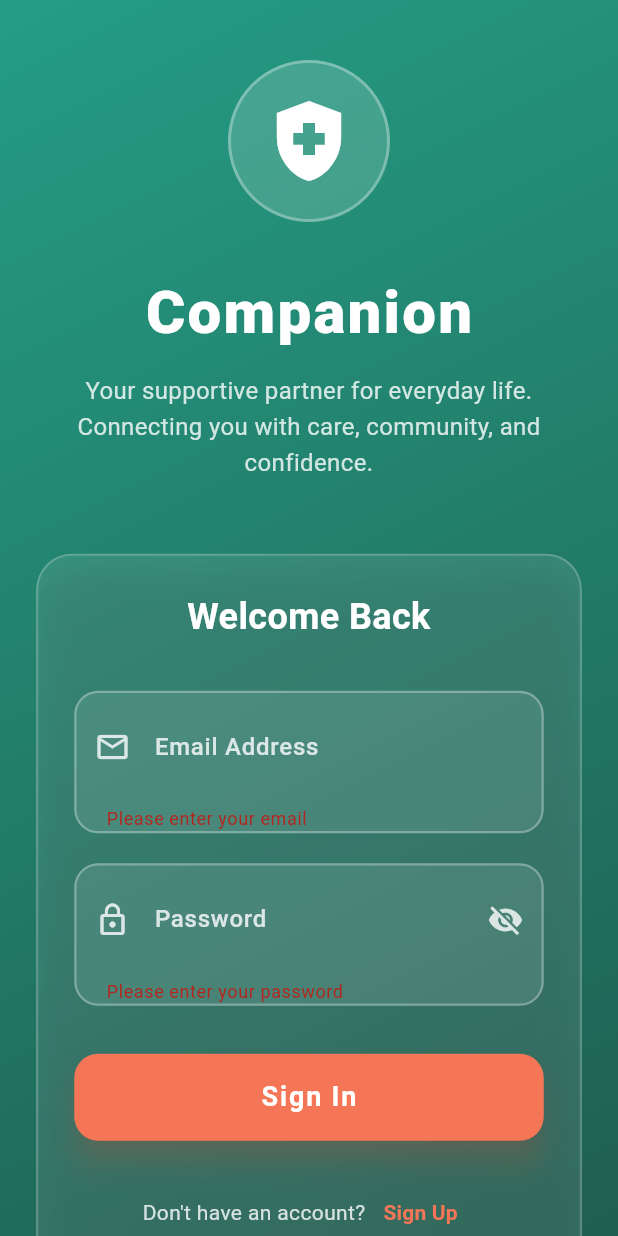
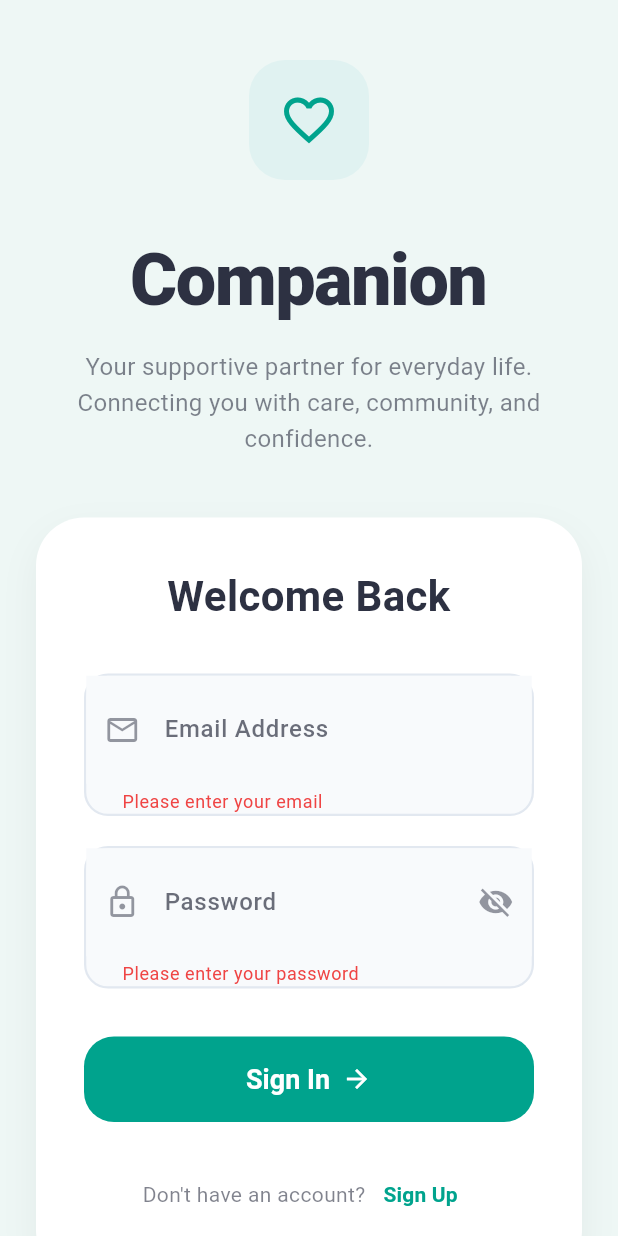
Before and after one commit to Hendawy44165/sanad, a Flutter app: the screen it shows after launch, after a tap on "Sign In", on a phone screen of 412 x 824 dp. Run offline on Flutter 3.47's test engine with Material 3 defaults, Android fonts, the phone set to English and light mode, and no system bars; our stand-ins replace dio, flutter_dotenv, flutter_local_notifications, flutter_riverpod, get_it, go_router and 5 more; accounts and stored records are empty; Roboto replaces fonts that are missing (Pacifico).

Commit message:
refactor: update app theme, enhance dependency injection with Dio, and improve localization strings, implemented sign out

```diff
--- a/frontend/lib/core/dependency_injection.dart
+++ b/frontend/lib/core/dependency_injection.dart
@@ -10,8 +10,10 @@ import 'package:sanad/features/doctors/presentation/providers/doctors_provider.d
 import 'package:sanad/features/onboarding/presentation/providers/onboarding_provider.dart';
 import 'package:sanad/features/jobs/presentation/providers/jobs_provider.dart';
 import 'package:sanad/features/profile/presentation/providers/profile_provider.dart';
+import 'package:sanad/features/profile/logic/repositories/profile_repository.dart';
 import 'package:sanad/features/translator/presentation/providers/translator_provider.dart';
 import 'package:shared_preferences/shared_preferences.dart';
+import 'package:dio/dio.dart';
 
 final getIt = GetIt.instance;
 
@@ -20,18 +22,29 @@ Future<void> configureDependencies() async {
   final prefs = await SharedPreferences.getInstance();
   getIt.registerLazySingleton<SharedPreferences>(() => prefs);
 
+  final dio = Dio();
+  getIt.registerLazySingleton<Dio>(() => dio);
+
+  //! Datasources
+  //? Auth
+  getIt.registerLazySingleton<AuthRemoteDataSource>(
+    () => AuthRemoteDataSource(Supabase.instance.client, getIt<Dio>()),
+  );
+
+  //! Repositories
+  getIt.registerLazySingleton<AuthRepository>(
+    () => AuthRepository(getIt<AuthRemoteDataSource>()),
+  );
+  getIt.registerLazySingleton<ProfileRepository>(
+    () => ProfileRepository(getIt<AuthRemoteDataSource>()),
+  );
+
   //! Providers
   //? Locale
   getIt.registerLazySingleton<LocaleProvider>(
     () => LocaleProvider(LocaleNotifier.new),
   );
-  //? Auth
-  getIt.registerLazySingleton<AuthRemoteDataSource>(
-    () => AuthRemoteDataSource(Supabase.instance.client),
-  );
-  getIt.registerLazySingleton<AuthRepository>(
-    () => AuthRepository(getIt<AuthRemoteDataSource>()),
-  );
+
   getIt.registerLazySingleton<AuthProvider>(
     () => AuthProvider(AuthNotifier.new),
   );
--- a/frontend/lib/core/theme/app_colors.dart
+++ b/frontend/lib/core/theme/app_colors.dart
@@ -1,33 +1,31 @@
 import 'package:flutter/material.dart';
 
 class AppColors {
-  // Primary - Warm teal
-  static const Color primary = Color(0xFF259D85); // 174 62% 38%
+  // Primary - Vibrant teal (from screenshot)
+  static const Color primary = Color(0xFF00A38D);
   static const Color onPrimary = Colors.white;
 
-  // Secondary - Soft sage
-  static const Color secondary = Color(0xFFE6F3EF); // 160 25% 92%
-  static const Color onSecondary = Color(0xFF1F5F51); // 174 62% 28%
+  // Secondary - Very soft mint (background from screenshot)
+  static const Color secondary = Color(0xFFEEF7F5);
+  static const Color onSecondary = Color(0xFF00A38D);
 
   // Backgrounds
-  static const Color background = Color(0xFFFAFAF9); // 40 33% 98%
+  static const Color background = Color(0xFFEEF7F5);
   static const Color surface = Colors.white;
 
   // Text
-  static const Color text = Color(0xFF1E293B); // 220 20% 15%
-  static const Color textLight = Color(
-    0xFF64748B,
-  ); // 220 10% 45% (muted-foreground)
+  static const Color text = Color(0xFF2D3142); // Darker blue-grey for better contrast
+  static const Color textLight = Color(0xFF64748B);
 
-  // Accent - Coral
-  static const Color accent = Color(0xFFF47656); // 14 90% 62%
+  // Accent - Updated to match primary or a complementary shade
+  static const Color accent = Color(0xFF00A38D);
 
   // Status
-  static const Color error = Color(0xFFEF4444); // 0 72% 51%
-  static const Color success = Color(0xFF22C55E); // 152 60% 42%
-  static const Color warning = Color(0xFFF59E0B); // 38 92% 50%
+  static const Color error = Color(0xFFEF4444);
+  static const Color success = Color(0xFF22C55E);
+  static const Color warning = Color(0xFFF59E0B);
 
   // Borders
-  static const Color border = Color(0xFFE2E8F0); // 220 13% 87%
-  static const Color inputFill = Color(0xFFF1F5F9); // Slate 100
+  static const Color border = Color(0xFFE2E8F0);
+  static const Color inputFill = Color(0xFFF8FAFC);
 }
--- a/frontend/lib/features/auth/presentation/screens/welcome_screen.dart
+++ b/frontend/lib/features/auth/presentation/screens/welcome_screen.dart
@@ -4,7 +4,7 @@ import 'package:sanad/core/dependency_injection.dart';
 import 'package:sanad/core/theme/app_colors.dart';
 import 'package:sanad/l10n/app_localizations.dart';
 import 'package:sanad/features/auth/presentation/providers/auth_provider.dart';
-import 'package:sanad/features/auth/presentation/widgets/glass_card.dart';
+import 'package:sanad/features/auth/presentation/widgets/auth_logo.dart';
 import 'package:sanad/features/auth/presentation/widgets/animated_input_field.dart';
 import 'package:go_router/go_router.dart';
 
@@ -103,15 +103,8 @@ class _WelcomeScreenState extends ConsumerState<WelcomeScreen>
     });
 
     return Scaffold(
-      body: Container(
-        decoration: const BoxDecoration(
-          gradient: LinearGradient(
-            begin: Alignment.topLeft,
-            end: Alignment.bottomRight,
-            colors: [AppColors.primary, AppColors.onSecondary],
-          ),
-        ),
-        child: SafeArea(
+      backgroundColor: AppColors.background,
+      body: SafeArea(
         child: Center(
           child: SingleChildScrollView(
             padding: const EdgeInsets.symmetric(
@@ -125,45 +118,47 @@ class _WelcomeScreenState extends ConsumerState<WelcomeScreen>
                 child: Column(
                   mainAxisAlignment: MainAxisAlignment.center,
                   children: [
-                      // App Logo / Icon
-                      Container(
-                        padding: const EdgeInsets.all(20),
-                        decoration: BoxDecoration(
-                          shape: BoxShape.circle,
-                          color: Colors.white.withValues(alpha: 0.15),
-                          border: Border.all(
-                            color: Colors.white.withValues(alpha: 0.3),
-                            width: 2,
-                          ),
-                        ),
-                        child: const Icon(
-                          Icons.health_and_safety,
-                          size: 64,
-                          color: Colors.white,
-                        ),
-                      ),
+                    // App Logo
+                    const AuthLogo(),
                     const SizedBox(height: 32),
                     Text(
                       l10n.welcomeTitle,
                       style: const TextStyle(
-                          fontSize: 40,
-                          fontWeight: FontWeight.w800,
-                          color: Colors.white,
-                          letterSpacing: 1.5,
+                        fontSize: 48,
+                        fontWeight: FontWeight.w900,
+                        color: AppColors.text,
+                        fontFamily: 'Pacifico', // Attempting script feel
+                        letterSpacing: -1,
                       ),
                     ),
                     const SizedBox(height: 12),
-                      Text(
+                    Padding(
+                      padding: const EdgeInsets.symmetric(horizontal: 20),
+                      child: Text(
                         l10n.welcomeSubtitle,
                         textAlign: TextAlign.center,
                         style: TextStyle(
                           fontSize: 16,
-                          color: Colors.white.withValues(alpha: 0.8),
+                          color: AppColors.text.withValues(alpha: 0.6),
                           height: 1.5,
                         ),
                       ),
-                      const SizedBox(height: 48),
-                      GlassCard(
+                    ),
+                    const SizedBox(height: 40),
+                    // Solid Card
+                    Container(
+                      padding: const EdgeInsets.all(32),
+                      decoration: BoxDecoration(
+                        color: Colors.white,
+                        borderRadius: BorderRadius.circular(32),
+                        boxShadow: [
+                          BoxShadow(
+                            color: Colors.black.withValues(alpha: 0.05),
+                            blurRadius: 20,
+                            offset: const Offset(0, 10),
+                          ),
+                        ],
+                      ),
                       child: Form(
                         key: _formKey,
                         child: Column(
@@ -174,9 +169,10 @@ class _WelcomeScreenState extends ConsumerState<WelcomeScreen>
                                   ? l10n.welcomeBack
                                   : l10n.createAccount,
                               style: const TextStyle(
-                                  fontSize: 24,
+                                fontSize: 28,
                                 fontWeight: FontWeight.bold,
-                                  color: Colors.white,
+                                color: AppColors.text,
+                                fontFamily: 'Pacifico',
                               ),
                               textAlign: TextAlign.center,
                             ),
@@ -216,31 +212,34 @@ class _WelcomeScreenState extends ConsumerState<WelcomeScreen>
                               data: (state) => ElevatedButton(
                                 onPressed: _submit,
                                 style: ElevatedButton.styleFrom(
-                                    backgroundColor: AppColors.accent,
+                                  backgroundColor: AppColors.primary,
                                   foregroundColor: Colors.white,
                                   padding: const EdgeInsets.symmetric(
-                                      vertical: 16,
+                                    vertical: 18,
                                   ),
                                   shape: RoundedRectangleBorder(
-                                      borderRadius: BorderRadius.circular(16),
+                                    borderRadius: BorderRadius.circular(20),
                                   ),
-                                    elevation: 8,
-                                    shadowColor: AppColors.accent.withValues(
-                                      alpha: 0.5,
+                                  elevation: 0,
                                 ),
-                                  ),
-                                  child: Text(
+                                child: Row(
+                                  mainAxisAlignment: MainAxisAlignment.center,
+                                  children: [
+                                    Text(
                                       _isLogin ? l10n.signIn : l10n.createOne,
                                       style: const TextStyle(
                                         fontSize: 18,
                                         fontWeight: FontWeight.bold,
-                                      letterSpacing: 1.2,
                                       ),
+                                    ),
+                                    const SizedBox(width: 8),
+                                    const Icon(Icons.arrow_forward, size: 20),
+                                  ],
                                 ),
                               ),
                               loading: () => const Center(
                                 child: CircularProgressIndicator(
-                                    color: Colors.white,
+                                  color: AppColors.primary,
                                 ),
                               ),
                               orElse: () => const SizedBox.shrink(),
@@ -254,8 +253,8 @@ class _WelcomeScreenState extends ConsumerState<WelcomeScreen>
                                       ? l10n.noAccount
                                       : l10n.alreadyHaveAccount,
                                   style: TextStyle(
-                                      color: Colors.white.withValues(
-                                        alpha: 0.8,
+                                    color: AppColors.text.withValues(
+                                      alpha: 0.6,
                                     ),
                                   ),
                                 ),
@@ -269,7 +268,7 @@ class _WelcomeScreenState extends ConsumerState<WelcomeScreen>
                                   child: Text(
                                     _isLogin ? l10n.signUp : l10n.logIn,
                                     style: const TextStyle(
-                                        color: AppColors.accent,
+                                      color: AppColors.primary,
                                       fontWeight: FontWeight.bold,
                                     ),
                                   ),
@@ -280,8 +279,26 @@ class _WelcomeScreenState extends ConsumerState<WelcomeScreen>
                         ),
                       ),
                     ),
+                    const SizedBox(height: 40),
+                    Row(
+                      mainAxisAlignment: MainAxisAlignment.center,
+                      children: [
+                        const Icon(
+                          Icons.lock_outline,
+                          size: 16,
+                          color: AppColors.textLight,
+                        ),
+                        const SizedBox(width: 8),
+                        Text(
+                          'Your data is secure and private',
+                          style: TextStyle(
+                            color: AppColors.text.withValues(alpha: 0.5),
+                            fontSize: 14,
+                          ),
+                        ),
                       ],
                     ),
+                  ],
                 ),
               ),
             ),
--- a/frontend/lib/features/auth/presentation/widgets/animated_input_field.dart
+++ b/frontend/lib/features/auth/presentation/widgets/animated_input_field.dart
@@ -1,4 +1,5 @@
 import 'package:flutter/material.dart';
+import '../../../../core/theme/app_colors.dart';
 
 class AnimatedInputField extends StatefulWidget {
   final String label;
@@ -35,12 +36,12 @@ class _AnimatedInputFieldState extends State<AnimatedInputField> {
     return AnimatedContainer(
       duration: const Duration(milliseconds: 300),
       decoration: BoxDecoration(
-        color: Colors.white.withValues(alpha: _isFocused ? 0.2 : 0.1),
+        color: AppColors.inputFill,
         borderRadius: BorderRadius.circular(16),
         border: Border.all(
           color: _isFocused
-              ? Colors.white
-              : Colors.white.withValues(alpha: 0.3),
+              ? AppColors.primary
+              : AppColors.border,
           width: 1.5,
         ),
       ),
@@ -49,7 +50,7 @@ class _AnimatedInputFieldState extends State<AnimatedInputField> {
         child: TextFormField(
           controller: widget.controller,
           obscureText: _obscureText,
-          style: const TextStyle(color: Colors.white),
+          style: const TextStyle(color: AppColors.text),
           validator: widget.validator,
           decoration: InputDecoration(
             border: InputBorder.none,
@@ -59,18 +60,18 @@ class _AnimatedInputFieldState extends State<AnimatedInputField> {
             ),
             labelText: widget.label,
             labelStyle: TextStyle(
-              color: Colors.white.withValues(alpha: 0.8),
+              color: AppColors.text.withValues(alpha: 0.7),
               fontWeight: FontWeight.w500,
             ),
             prefixIcon: Icon(
               widget.icon,
-              color: Colors.white.withValues(alpha: 0.8),
+              color: AppColors.text.withValues(alpha: 0.5),
             ),
             suffixIcon: widget.isPassword
                 ? IconButton(
                     icon: Icon(
                       _obscureText ? Icons.visibility_off : Icons.visibility,
-                      color: Colors.white.withValues(alpha: 0.8),
+                      color: AppColors.text.withValues(alpha: 0.5),
                     ),
                     onPressed: () =>
                         setState(() => _obscureText = !_obscureText),
--- a/frontend/lib/features/auth/presentation/widgets/auth_logo.dart
+++ b/frontend/lib/features/auth/presentation/widgets/auth_logo.dart
@@ -10,10 +10,14 @@ class AuthLogo extends StatelessWidget {
       width: 80,
       height: 80,
       decoration: BoxDecoration(
-        color: AppColors.primary.withValues(alpha: 0.1),
-        borderRadius: BorderRadius.circular(20),
+        color: const Color(0xFFE0F2F1), // Very light teal
+        borderRadius: BorderRadius.circular(24),
       ),
-      child: const Icon(Icons.favorite, color: AppColors.primary, size: 40),
+      child: const Icon(
+        Icons.favorite_border,
+        color: AppColors.primary,
+        size: 40,
+      ),
     );
   }
 }
--- a/frontend/lib/l10n/app_en.arb
+++ b/frontend/lib/l10n/app_en.arb
@@ -46,7 +46,7 @@
   "passwordHint": "Enter your password",
   "signIn": "Sign In",
   "noAccount": "Don't have an account?",
-  "createOne": "Create one",
+  "createOne": "Create account",
   "dataSecure": "🔒 Your data is secure and private",
   "welcomeBack": "Welcome Back",
   "fillFields": "Please fill in all fields",
--- a/frontend/lib/l10n/app_localizations.dart
+++ b/frontend/lib/l10n/app_localizations.dart
@@ -335,7 +335,7 @@ abstract class AppLocalizations {
   /// No description provided for @createOne.
   ///
   /// In en, this message translates to:
-  /// **'Create one'**
+  /// **'Create account'**
   String get createOne;
 
   /// No description provided for @dataSecure.
--- a/frontend/lib/l10n/app_localizations_en.dart
+++ b/frontend/lib/l10n/app_localizations_en.dart
@@ -129,7 +129,7 @@ class AppLocalizationsEn extends AppLocalizations {
   String get noAccount => 'Don\'t have an account?';
 
   @override
-  String get createOne => 'Create one';
+  String get createOne => 'Create account';
 
   @override
   String get dataSecure => '🔒 Your data is secure and private';
--- a/frontend/lib/main.dart
+++ b/frontend/lib/main.dart
@@ -1,4 +1,5 @@
 import 'package:flutter/material.dart';
+import 'package:sanad/core/theme/app_theme.dart';
 import 'package:flutter_riverpod/flutter_riverpod.dart';
 import 'package:sanad/core/dependency_injection.dart';
 import 'package:flutter_dotenv/flutter_dotenv.dart';
@@ -13,12 +14,12 @@ void main() async {
 
   await dotenv.load(fileName: ".env");
 
-  await configureDependencies();
-
   await Supabase.initialize(
     url: dotenv.env["SUPABASE_URL"]!,
     anonKey: dotenv.env["SUPABASE_ANON_KEY"]!,
   );
+
+  await configureDependencies();
 
   runApp(ProviderScope(child: const SanadApp()));
 }
@@ -44,11 +45,7 @@ class SanadApp extends ConsumerWidget {
       ],
       supportedLocales: const [Locale('en'), Locale('ar')],
       locale: locale,
-      theme: ThemeData(
-        useMaterial3: true,
-        primaryColor: const Color(0xFF004D40),
-        scaffoldBackgroundColor: const Color(0xFFF8F5F2),
-      ),
+      theme: AppTheme.lightTheme,
     );
   }
 }
--- a/frontend/pubspec.yaml
+++ b/frontend/pubspec.yaml
@@ -49,6 +49,7 @@ dependencies:
   get_it: ^9.2.1
   shared_preferences: ^2.5.2
   image_picker: ^1.1.2
+  dio: ^5.8.0+1
 
 dev_dependencies:
   flutter_test:
```
Also changed, not shown: frontend/lib/features/auth/data/datasources/auth_remote_datasource.dart (+33 -26 lines), frontend/lib/features/profile/logic/repositories/profile_repository.dart (added, +18 -0 lines), frontend/lib/features/profile/presentation/providers/profile_provider.dart (+13 -2 lines), frontend/pubspec.lock, 5 other files. Lines whose indentation alone changed are shown as unchanged.
